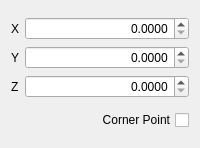
First picture: the form in ShipCAD/pointdialog.ui, repository gpgreen/ShipCAD, before the edit.
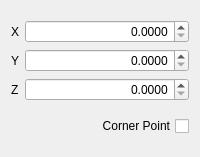
Second picture: the form after the edit.

Commit message:
Fixed bug with updating point dialog
Point dialog was updating coordinates when setting the ui text
boxes. Blocked signals while setting text boxes.
Fixed bug with model not updating when point corner box checked/unchecked

What changed in the file:
```diff
--- a/ShipCAD/pointdialog.ui
+++ b/ShipCAD/pointdialog.ui
@@ -7,7 +7,7 @@
     <x>0</x>
     <y>0</y>
     <width>200</width>
-    <height>148</height>
+    <height>157</height>
    </rect>
   </property>
   <property name="windowTitle">
```
Left out of the diff: 2 changed lines with no effect on the pictures. The commit also changes 2 other files.
